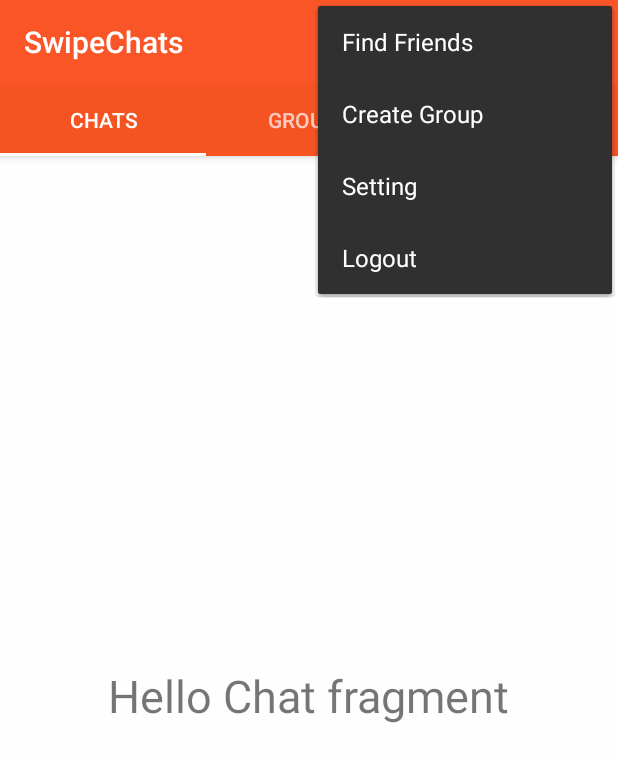
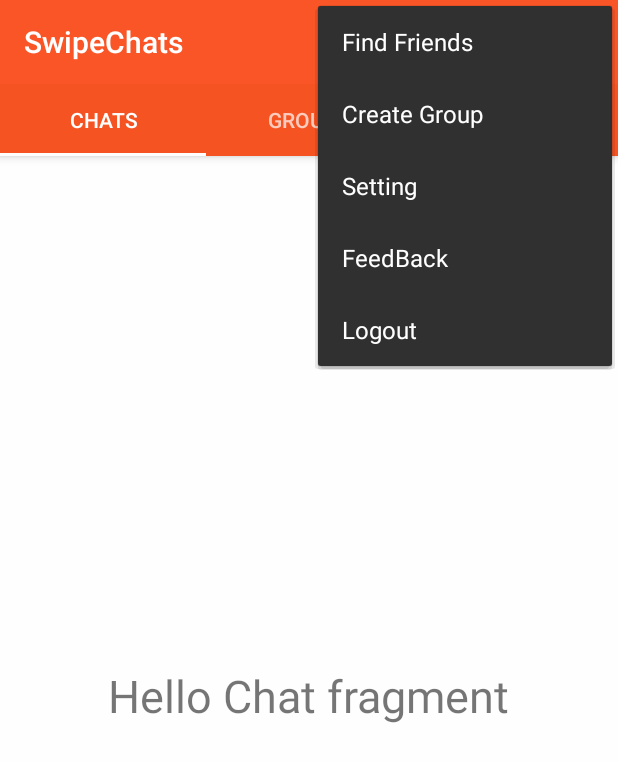
Before and after one commit to sagordj07/SwipeChats, an Android app: the MainActivity screen opened directly, with no data from a screen before it, with the options menu open, on a phone screen of 412 x 824 dp. Shown: the top 762 px of the screen. Run offline under Robolectric (Android 15) with nearby library versions, the phone set to English and light mode, and no system bars; our stand-ins replace Firebase (no records; nobody signed in at launch, a user with empty details on screens opened directly); 1 statement that could not run was skipped.

```diff
--- a/app/src/main/res/menu/optionmenu.xml
+++ b/app/src/main/res/menu/optionmenu.xml
@@ -17,6 +17,11 @@
         android:id="@+id/setting_id"
         app:showAsAction="never">
     </item>
+    <item
+        android:title="FeedBack"
+        android:id="@+id/FeedBack_id"
+        app:showAsAction="never">
+    </item>
 
     <item
         android:title="Logout"
@@ -25,5 +30,4 @@
     </item>
 
 
-
 </menu>
```
Also changed, not shown: app/src/main/java/com/messengers/swipechat/swipechats/GroupMassageActivity.java (+6 -3 lines), app/src/main/java/com/messengers/swipechat/swipechats/TabAccessAdapter.java (+4 -4 lines), app/src/main/res/layout/activity_group_massage.xml (+4 -4 lines).
